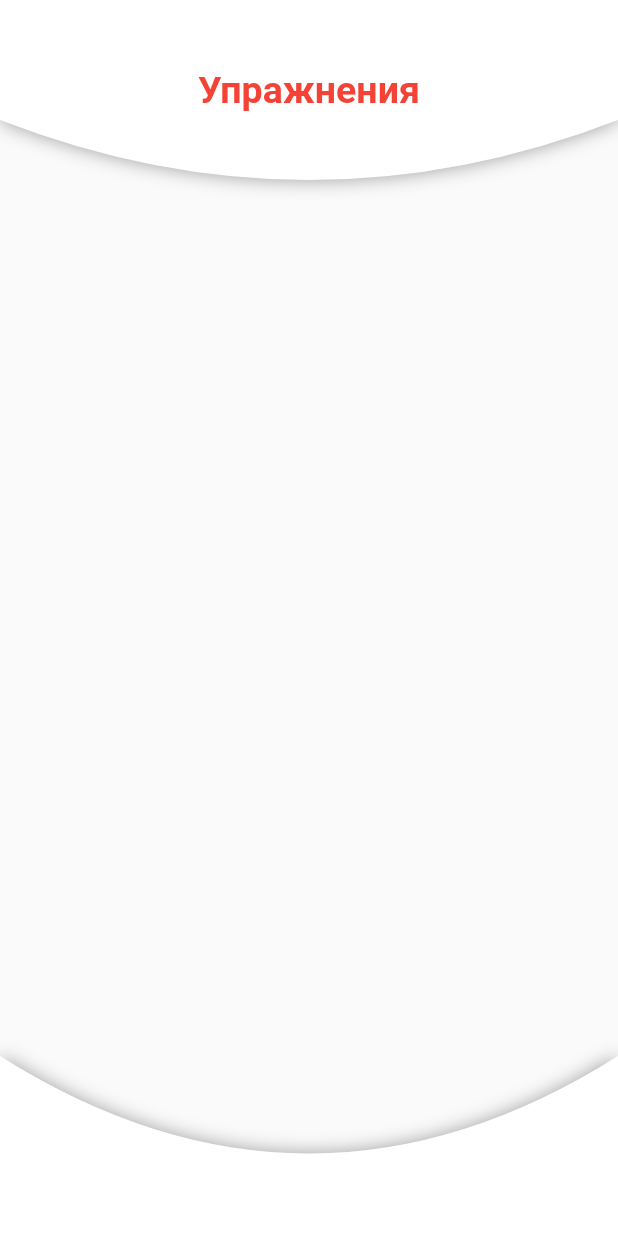
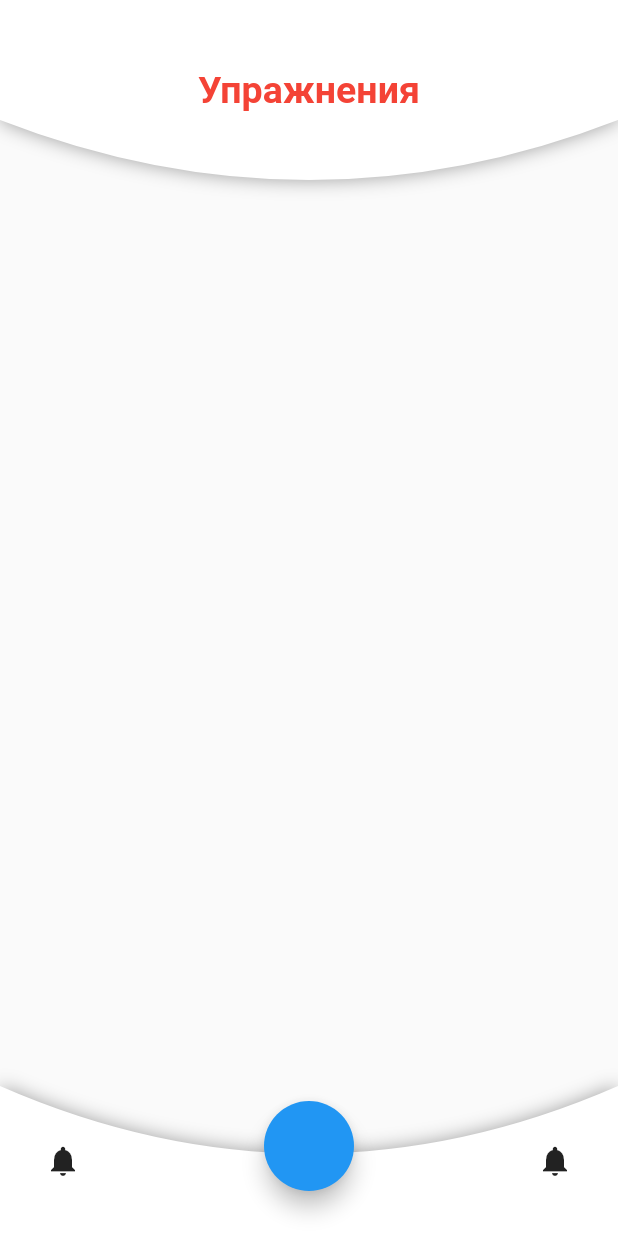
Before and after one commit to mdusafp/eyehelper, a Flutter app: the ProfileScreen screen opened by its route, on a phone screen of 412 x 824 dp. Run offline on Flutter 3.47's test engine with Material 2 defaults, Android fonts, the light colour scheme and no system bars.

Commit message:
fix bottom bar

```diff
--- a/lib/src/custom_elements/bootombar.dart
+++ b/lib/src/custom_elements/bootombar.dart
@@ -8,12 +8,54 @@ class BottomWavy extends StatelessWidget {
       ClipShadowPath(
         clipper: WaveClipper(),
         shadow: Shadow(blurRadius: 10, color: Colors.grey),
-        child: SizedBox(
-          height: 120.0,
-          child: Container(
-              decoration: BoxDecoration(color: Colors.white), child: null),
-        ),
+        child: Container(
+            color: Colors.white,
+            height: 100.0,
+            child: Padding(
+              padding: EdgeInsets.only(left: 30.0, right: 30.0),
+              child: Row(
+                mainAxisAlignment: MainAxisAlignment.spaceBetween,
+                children: <Widget>[
+                  InkWell(
+                    onTap: () {},
+                    child: Icon(Icons.notifications),
+                  ),
+                  InkWell(
+                    onTap: () {},
+                    child: Icon(Icons.notifications),
+                  )
+                ],
+              ),
+            )),
       ),
+      Positioned(
+        bottom: 0.0,
+        child: Container(
+            width: MediaQuery
+                .of(context)
+                .size
+                .width,
+            child: Padding(
+                padding: EdgeInsets.only(bottom: 30.0),
+                child: Material(
+                  type: MaterialType.transparency,
+                  child: Row(
+                    mainAxisAlignment: MainAxisAlignment.spaceAround,
+                    children: <Widget>[
+                      Container(
+                        height: 60.0,
+                        width: 60.0,
+                        child: FittedBox(
+                          child: FloatingActionButton(
+                            heroTag: 'mainBtn',
+                            onPressed: () {},
+                          ),
+                        ),
+                      )
+                    ],
+                  ),
+                ))),
+      )
     ]);
   }
 }
```
